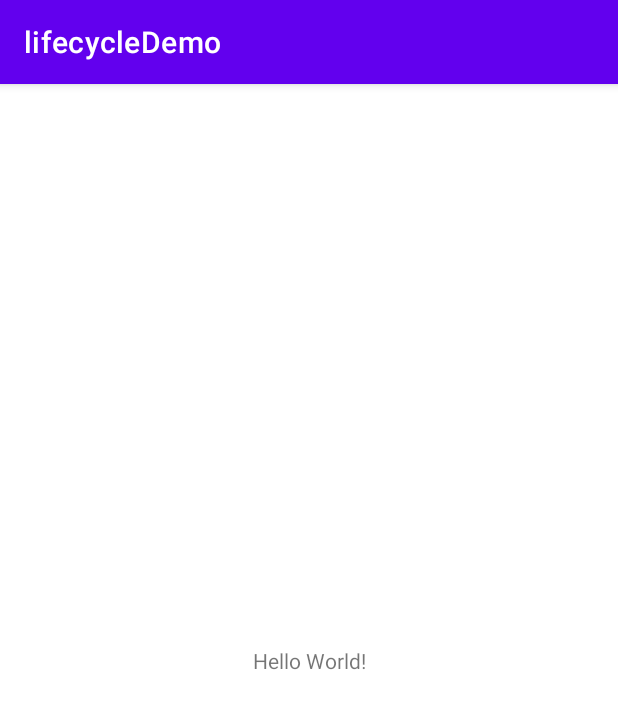
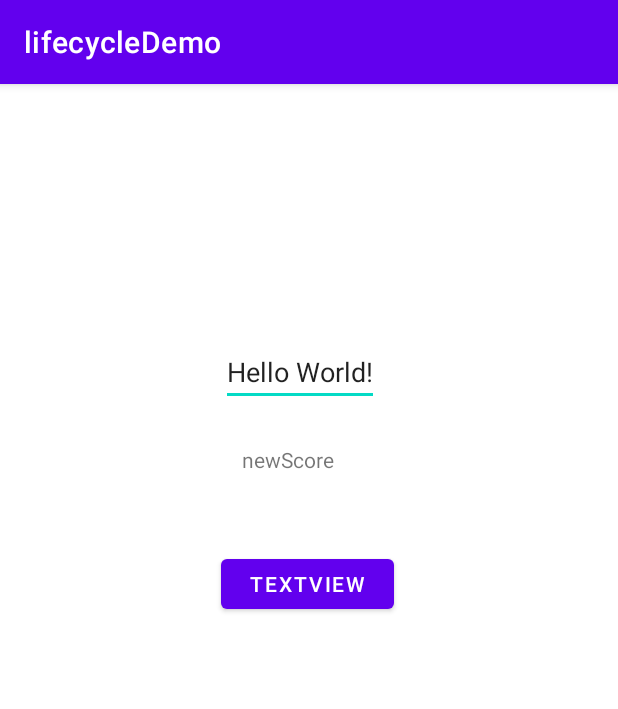
Before and after one commit to NaughtyChild/JetpackPractice, an Android app: the MainActivity screen opened directly, with no data from a screen before it, on a phone screen of 412 x 824 dp. Shown: the top 709 px of the screen. Run offline under Robolectric (Android 15) with nearby library versions, the phone set to English and light mode, and no system bars; 1 statement that could not run was skipped.

Commit message:
增加SwitchMap

```diff
--- a/lifecycledemo/src/main/java/com/demo/lifecycledemo/MainActivity.kt
+++ b/lifecycledemo/src/main/java/com/demo/lifecycledemo/MainActivity.kt
@@ -5,6 +5,11 @@ import android.content.Intent
 import androidx.appcompat.app.AppCompatActivity
 import android.os.Bundle
 import android.view.LayoutInflater
+import android.widget.Button
+import android.widget.EditText
+import android.widget.TextView
+import androidx.lifecycle.ViewModelProvider
+import com.demo.lifecycledemo.student.StudentViewModel
 
 class MainActivity : AppCompatActivity() {
     companion object {
@@ -13,8 +18,25 @@ class MainActivity : AppCompatActivity() {
         }
     }
 
+    lateinit var editTv: EditText
+    lateinit var submitBt: Button
+    lateinit var scoreTv: TextView
+    lateinit var studentViewModel: StudentViewModel
     override fun onCreate(savedInstanceState: Bundle?) {
         super.onCreate(savedInstanceState)
         setContentView(R.layout.activity_main)
+        studentViewModel = ViewModelProvider(this).get(StudentViewModel::class.java)
+
+        editTv = findViewById(R.id.editTv)
+        submitBt = findViewById(R.id.submitBt)
+        scoreTv = findViewById(R.id.scoreTv)
+
+        studentViewModel.newScore.observe(this){
+            scoreTv.text=it.toString()
+        }
+        submitBt.setOnClickListener {
+            var studentId = editTv.text.trim().toString()
+            studentViewModel.setStudentId(studentId.toInt())
+        }
     }
 }
--- /dev/null
+++ b/lifecycledemo/src/main/java/com/demo/lifecycledemo/student/Student.kt
@@ -0,0 +1,3 @@
+package com.demo.lifecycledemo.student
+
+data class Student(var name: String, var id: Int, var score: Int)
--- /dev/null
+++ b/lifecycledemo/src/main/java/com/demo/lifecycledemo/student/StudentViewModel.kt
@@ -0,0 +1,34 @@
+package com.demo.lifecycledemo.student
+
+import android.app.Application
+import androidx.lifecycle.AndroidViewModel
+import androidx.lifecycle.LiveData
+import androidx.lifecycle.MutableLiveData
+import androidx.lifecycle.Transformations
+
+class StudentViewModel(application: Application) : AndroidViewModel(application) {
+    private var studentLiveData = MutableLiveData<Student>()
+
+    val _studentLiveData: LiveData<Student>
+        get() = studentLiveData
+
+    fun setStudentMessage(student: Student) {
+        studentLiveData.value = student
+    }
+
+    fun getScore(id: Int): LiveData<Int> {
+        return StudentRepository().getScore(id)
+    }
+
+    private var studentIdLiveData = MutableLiveData<Int>()
+
+     var newScore: LiveData<Int> = Transformations.switchMap(studentIdLiveData) {
+        StudentRepository().getScore(it)
+    }
+
+    fun setStudentId(id: Int) {
+        studentIdLiveData.value = id
+    }
+
+
+}
--- a/lifecycledemo/src/main/res/layout/activity_main.xml
+++ b/lifecycledemo/src/main/res/layout/activity_main.xml
@@ -6,13 +6,39 @@
     android:layout_height="match_parent"
     tools:context=".MainActivity">
 
-    <TextView
+    <EditText
+        android:id="@+id/editTv"
         android:layout_width="wrap_content"
         android:layout_height="wrap_content"
         android:text="Hello World!"
         app:layout_constraintBottom_toBottomOf="parent"
+        app:layout_constraintHorizontal_bias="0.48"
         app:layout_constraintLeft_toLeftOf="parent"
         app:layout_constraintRight_toRightOf="parent"
-        app:layout_constraintTop_toTopOf="parent" />
+        app:layout_constraintTop_toTopOf="parent"
+        app:layout_constraintVertical_bias="0.234" />
+
+    <TextView
+        android:id="@+id/scoreTv"
+        android:layout_width="wrap_content"
+        android:layout_height="wrap_content"
+        android:text="newScore"
+        app:layout_constraintBottom_toBottomOf="parent"
+        app:layout_constraintHorizontal_bias="0.461"
+        app:layout_constraintLeft_toLeftOf="parent"
+        app:layout_constraintRight_toRightOf="parent"
+        app:layout_constraintTop_toBottomOf="@+id/editTv"
+        app:layout_constraintVertical_bias="0.049" />
+
+    <Button
+        android:id="@+id/submitBt"
+        android:layout_width="115dp"
+        android:layout_height="45dp"
+        android:layout_marginTop="96dp"
+        android:text="TextView"
+        app:layout_constraintEnd_toEndOf="parent"
+        app:layout_constraintHorizontal_bias="0.496"
+        app:layout_constraintStart_toStartOf="parent"
+        app:layout_constraintTop_toBottomOf="@+id/editTv" />
 
 </androidx.constraintlayout.widget.ConstraintLayout>
```
Also changed, not shown: lifecycledemo/src/main/java/com/demo/lifecycledemo/student/StudentRepository.kt (added, +16 -0 lines).
